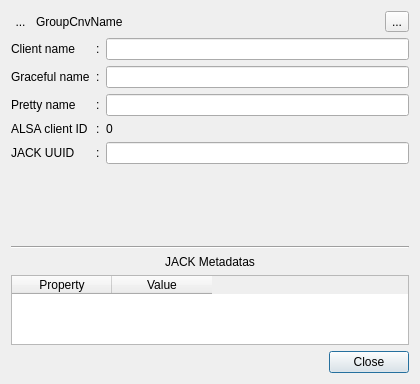
Above: resources/ui/canvas_group_info.ui from Houston4444/HoustonPatchbay before the change. Below: the same form after it.
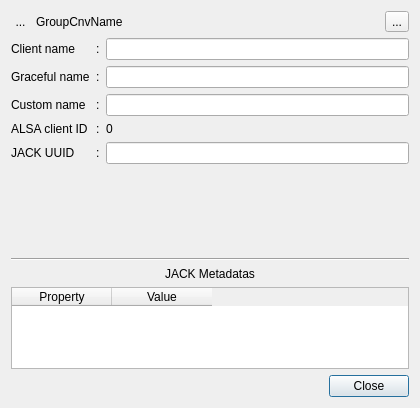
That is the form after the change. Icons and pictures are not drawn.

```diff
--- a/resources/ui/canvas_group_info.ui
+++ b/resources/ui/canvas_group_info.ui
@@ -7,7 +7,7 @@
     <x>0</x>
     <y>0</y>
     <width>420</width>
-    <height>384</height>
+    <height>408</height>
    </rect>
   </property>
   <property name="windowTitle">
@@ -122,7 +122,7 @@
      <item row="2" column="0">
       <widget class="QLabel" name="labelPrettyName">
        <property name="text">
-        <string>Pretty name</string>
+        <string>Custom name</string>
        </property>
       </widget>
      </item>
```
